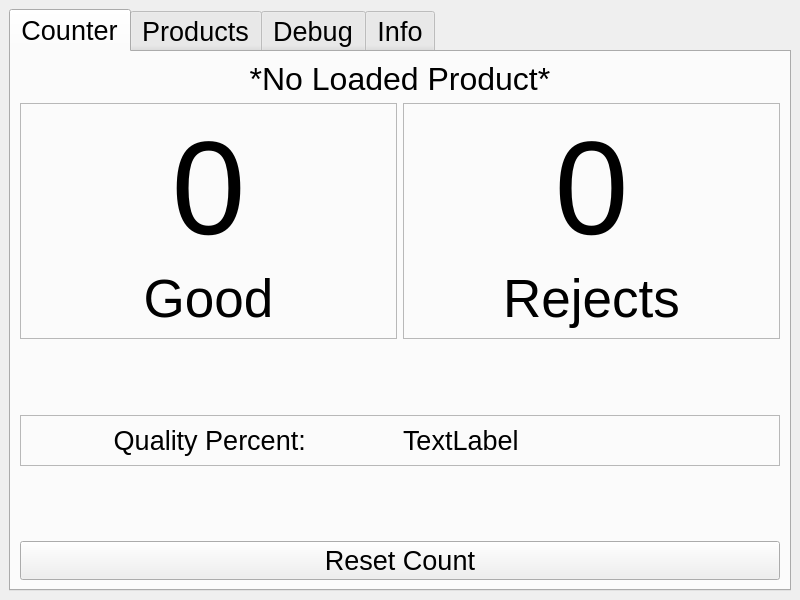
This is form.ui in rassweiler/pi-networked-counter as Qt 5 draws it before an edit. The edited form follows.
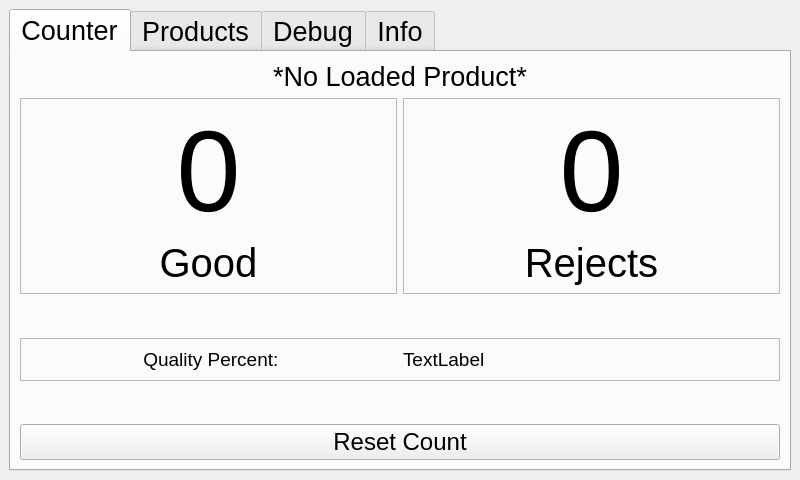
This is the edited form. The open tabs and pages were chosen to show the change. Icons and pictures are not drawn.

What changed in the file:
```diff
--- a/form.ui
+++ b/form.ui
@@ -7,7 +7,7 @@
     <x>0</x>
     <y>0</y>
     <width>800</width>
-    <height>600</height>
+    <height>480</height>
    </rect>
   </property>
   <property name="windowTitle">
@@ -37,7 +37,7 @@
          <widget class="QLabel" name="labelCurrentProduct">
           <property name="font">
            <font>
-            <pointsize>24</pointsize>
+            <pointsize>20</pointsize>
            </font>
           </property>
           <property name="text">
@@ -65,6 +65,21 @@
              <enum>QFrame::Raised</enum>
             </property>
             <layout class="QVBoxLayout" name="verticalLayout_4">
+             <property name="spacing">
+              <number>4</number>
+             </property>
+             <property name="leftMargin">
+              <number>7</number>
+             </property>
+             <property name="topMargin">
+              <number>7</number>
+             </property>
+             <property name="rightMargin">
+              <number>7</number>
+             </property>
+             <property name="bottomMargin">
+              <number>7</number>
+             </property>
              <item>
               <widget class="QLabel" name="labelGood">
                <property name="sizePolicy">
@@ -75,7 +90,7 @@
                </property>
                <property name="font">
                 <font>
-                 <pointsize>100</pointsize>
+                 <pointsize>86</pointsize>
                 </font>
                </property>
                <property name="text">
@@ -532,7 +547,7 @@
                </property>
                <property name="font">
                 <font>
-                 <pointsize>40</pointsize>
+                 <pointsize>30</pointsize>
                 </font>
                </property>
                <property name="text">
@@ -555,6 +570,21 @@
              <enum>QFrame::Raised</enum>
             </property>
             <layout class="QVBoxLayout" name="verticalLayout_6">
+             <property name="spacing">
+              <number>4</number>
+             </property>
+             <property name="leftMargin">
+              <number>7</number>
+             </property>
+             <property name="topMargin">
+              <number>7</number>
+             </property>
+             <property name="rightMargin">
+              <number>7</number>
+             </property>
+             <property name="bottomMargin">
+              <number>7</number>
+             </property>
              <item>
               <widget class="QLabel" name="labelRejects">
                <property name="sizePolicy">
@@ -565,7 +595,7 @@
                </property>
                <property name="font">
                 <font>
-                 <pointsize>100</pointsize>
+                 <pointsize>86</pointsize>
                 </font>
                </property>
                <property name="text">
@@ -1022,7 +1052,7 @@
                </property>
                <property name="font">
                 <font>
-                 <pointsize>40</pointsize>
+                 <pointsize>30</pointsize>
                 </font>
                </property>
                <property name="text">
@@ -1062,6 +1092,11 @@
           <layout class="QHBoxLayout" name="horizontalLayout_7">
            <item>
             <widget class="QLabel" name="labelQualityPercent2">
+             <property name="font">
+              <font>
+               <pointsize>14</pointsize>
+              </font>
+             </property>
              <property name="text">
               <string>Quality Percent: </string>
              </property>
@@ -1072,6 +1107,11 @@
            </item>
            <item>
             <widget class="QLabel" name="labelQualityPercent">
+             <property name="font">
+              <font>
+               <pointsize>14</pointsize>
+              </font>
+             </property>
              <property name="text">
               <string>TextLabel</string>
              </property>
@@ -1095,6 +1135,11 @@
         </item>
         <item>
          <widget class="QPushButton" name="buttonResetCount">
+          <property name="font">
+           <font>
+            <pointsize>18</pointsize>
+           </font>
+          </property>
           <property name="text">
            <string>Reset Count</string>
           </property>
```
Left out of the diff: 33 changed lines with no effect on the pictures.
